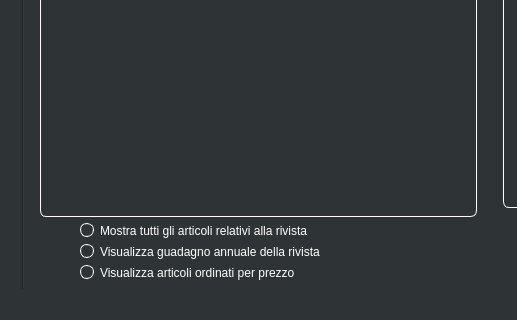
Before: the Qt Designer form Progetto/mainwindow.ui in simoven/ProgettoPO, drawn with Qt 5; both pictures show x 103 to 620 and y 320 to 640 of the 1061 by 640 pixel window.
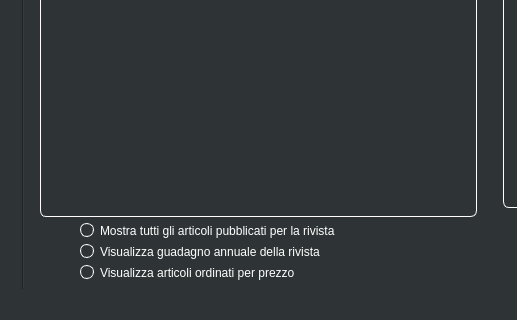
After: the same form once the commit is applied. The open tabs and pages were chosen to show the change. Icons and pictures are not drawn.

Diff of the .ui file:
```diff
--- a/Progetto/mainwindow.ui
+++ b/Progetto/mainwindow.ui
@@ -841,7 +841,7 @@
               <item>
                <widget class="QRadioButton" name="tuttiArticoliRivistaButton">
                 <property name="text">
-                 <string>Mostra tutti gli articoli relativi alla rivista</string>
+                 <string>Mostra tutti gli articoli pubblicati per la rivista</string>
                 </property>
                </widget>
               </item>
```
Left out of the diff: 2 changed lines with no effect on the pictures.
